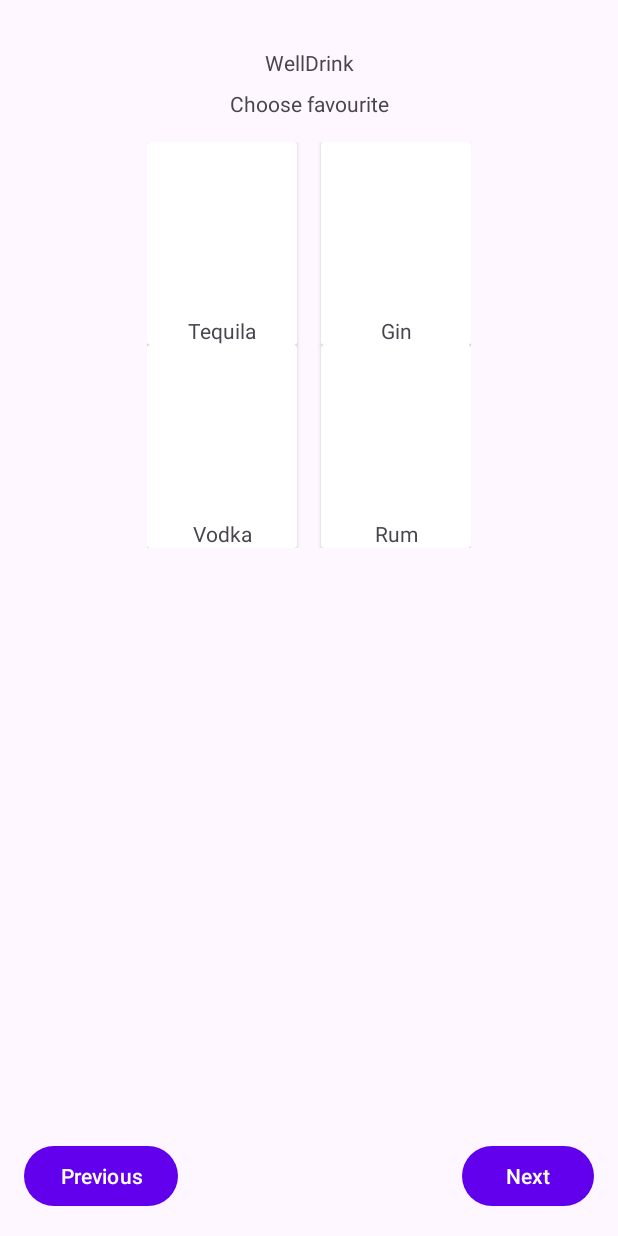
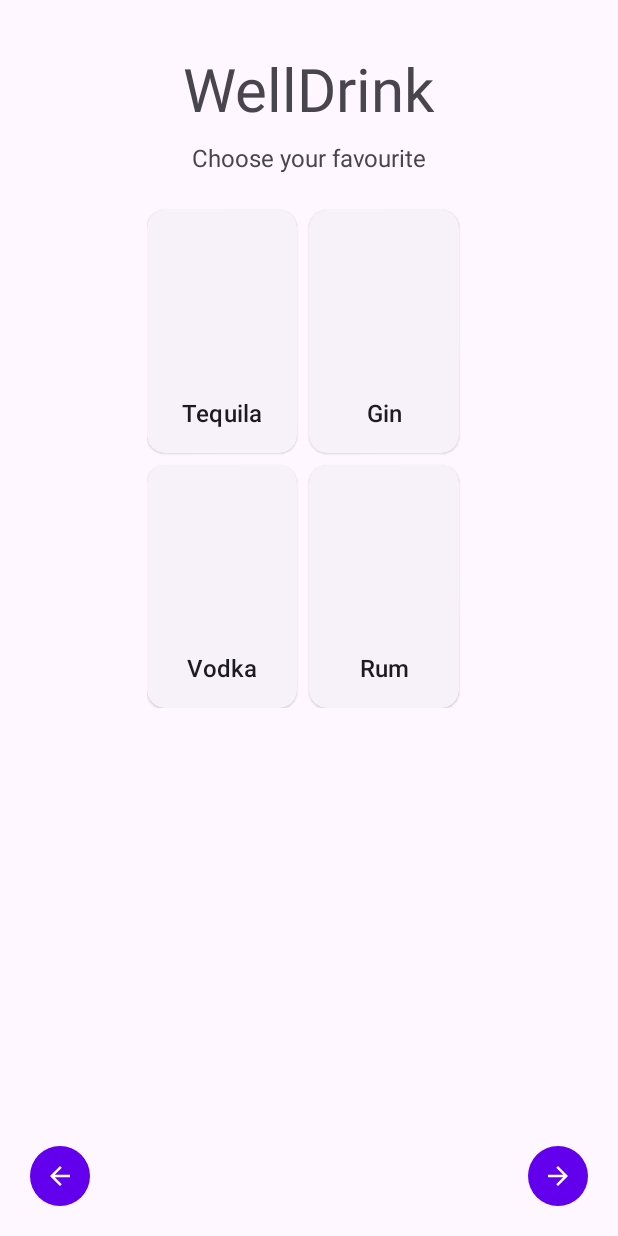
Before and after one commit to AndreaDAmicis22/WellDrinkAppAndroid, an Android app: the FirstStartActivity screen opened directly, with no data from a screen before it, on a phone screen of 412 x 824 dp. Run offline under Robolectric (Android 15) with nearby library versions, the phone set to English and light mode, and no system bars.

Commit message:
Material3 pagina first start

```diff
--- /dev/null
+++ b/app/src/main/res/drawable/ic_baseline_arrow_back_24.xml
@@ -0,0 +1,5 @@
+<vector android:autoMirrored="true" android:height="24dp"
+    android:tint="#000000" android:viewportHeight="24"
+    android:viewportWidth="24" android:width="24dp" xmlns:android="http://schemas.android.com/apk/res/android">
+    <path android:fillColor="@android:color/white" android:pathData="M20,11H7.83l5.59,-5.59L12,4l-8,8 8,8 1.41,-1.41L7.83,13H20v-2z"/>
+</vector>
--- /dev/null
+++ b/app/src/main/res/drawable/ic_baseline_arrow_forward_24.xml
@@ -0,0 +1,5 @@
+<vector android:autoMirrored="true" android:height="24dp"
+    android:tint="#000000" android:viewportHeight="24"
+    android:viewportWidth="24" android:width="24dp" xmlns:android="http://schemas.android.com/apk/res/android">
+    <path android:fillColor="@android:color/white" android:pathData="M12,4l-1.41,1.41L16.17,11H4v2h12.17l-5.58,5.59L12,20l8,-8z"/>
+</vector>
--- a/app/src/main/res/layout/activity_first_start.xml
+++ b/app/src/main/res/layout/activity_first_start.xml
@@ -26,6 +26,7 @@
         android:layout_height="wrap_content"
         android:layout_marginTop="32dp"
         android:text="@string/app_name"
+        android:textSize="40sp"
         app:layout_constraintEnd_toStartOf="@+id/first_gdlEnd"
         app:layout_constraintStart_toStartOf="@+id/first_gdlBegin"
         app:layout_constraintTop_toTopOf="parent" />
@@ -36,6 +37,7 @@
         android:layout_height="wrap_content"
         android:layout_marginTop="8dp"
         android:text="@string/first_txtSubtitle"
+        android:textSize="16sp"
         app:layout_constraintEnd_toStartOf="@+id/first_gdlEnd"
         app:layout_constraintStart_toStartOf="@+id/first_gdlBegin"
         app:layout_constraintTop_toBottomOf="@+id/first_txtTitle" />
@@ -61,15 +63,18 @@
                 app:columnCount="2"
                 app:rowCount="2">
 
-                <androidx.cardview.widget.CardView
+                <com.google.android.material.card.MaterialCardView
                     android:id="@+id/first_card1"
+                    style="?attr/materialCardViewElevatedStyle"
                     android:layout_width="wrap_content"
                     android:layout_height="wrap_content"
+                    android:layout_marginTop="8dp"
                     android:layout_marginEnd="8dp">
 
-                    <androidx.constraintlayout.widget.ConstraintLayout
+                    <LinearLayout
                         android:layout_width="match_parent"
-                        android:layout_height="match_parent">
+                        android:layout_height="wrap_content"
+                        android:orientation="vertical">
 
                         <ImageView
                             android:id="@+id/first_card1_img"
@@ -82,28 +87,41 @@
                             app:layout_constraintTop_toTopOf="parent"
                             tools:srcCompat="@tools:sample/avatars" />
 
-                        <TextView
-                            android:id="@+id/first_card1_txt"
-                            android:layout_width="wrap_content"
+                        <LinearLayout
+                            android:layout_width="match_parent"
                             android:layout_height="wrap_content"
-                            android:layout_marginTop="8dp"
-                            android:text="@string/first_card1_txt"
-                            app:layout_constraintEnd_toEndOf="parent"
-                            app:layout_constraintStart_toStartOf="parent"
-                            app:layout_constraintTop_toBottomOf="@id/first_card1_img" />
-                    </androidx.constraintlayout.widget.ConstraintLayout>
+                            android:orientation="vertical"
+                            android:padding="16dp">
 
-                </androidx.cardview.widget.CardView>
+                            <TextView
+                                android:id="@+id/first_card1_txt"
+                                android:layout_width="match_parent"
+                                android:layout_height="wrap_content"
+                                android:text="@string/first_card1_txt"
+                                android:textAlignment="center"
+                                android:textAppearance="?attr/textAppearanceTitleMedium"
+                                app:layout_constraintEnd_toEndOf="parent"
+                                app:layout_constraintStart_toStartOf="parent"
+                                app:layout_constraintTop_toBottomOf="@id/first_card1_img" />
 
-                <androidx.cardview.widget.CardView
+                        </LinearLayout>
+
+                    </LinearLayout>
+
+                </com.google.android.material.card.MaterialCardView>
+
+                <com.google.android.material.card.MaterialCardView
                     android:id="@+id/first_card2"
+                    style="?attr/materialCardViewElevatedStyle"
                     android:layout_width="wrap_content"
                     android:layout_height="wrap_content"
-                    android:layout_marginStart="8dp">
+                    android:layout_marginTop="8dp"
+                    android:layout_marginEnd="8dp">
 
-                    <androidx.constraintlayout.widget.ConstraintLayout
+                    <LinearLayout
                         android:layout_width="match_parent"
-                        android:layout_height="match_parent">
+                        android:layout_height="wrap_content"
+                        android:orientation="vertical">
 
                         <ImageView
                             android:id="@+id/first_card2_img"
@@ -116,29 +134,41 @@
                             app:layout_constraintTop_toTopOf="parent"
                             tools:srcCompat="@tools:sample/avatars" />
 
-                        <TextView
-                            android:id="@+id/first_card2_txt"
-                            android:layout_width="wrap_content"
+                        <LinearLayout
+                            android:layout_width="match_parent"
                             android:layout_height="wrap_content"
-                            android:layout_marginTop="8dp"
-                            android:text="@string/first_card2_txt"
-                            app:layout_constraintEnd_toEndOf="parent"
-                            app:layout_constraintStart_toStartOf="parent"
-                            app:layout_constraintTop_toBottomOf="@id/first_card2_img" />
+                            android:orientation="vertical"
+                            android:padding="16dp">
 
-                    </androidx.constraintlayout.widget.ConstraintLayout>
+                            <TextView
+                                android:id="@+id/first_card2_txt"
+                                android:layout_width="match_parent"
+                                android:layout_height="wrap_content"
+                                android:text="@string/first_card2_txt"
+                                android:textAlignment="center"
+                                android:textAppearance="?attr/textAppearanceTitleMedium"
+                                app:layout_constraintEnd_toEndOf="parent"
+                                app:layout_constraintStart_toStartOf="parent"
+                                app:layout_constraintTop_toBottomOf="@id/first_card1_img" />
 
-                </androidx.cardview.widget.CardView>
+                        </LinearLayout>
 
-                <androidx.cardview.widget.CardView
+                    </LinearLayout>
+
+                </com.google.android.material.card.MaterialCardView>
+
+                <com.google.android.material.card.MaterialCardView
                     android:id="@+id/first_card3"
+                    style="?attr/materialCardViewElevatedStyle"
                     android:layout_width="wrap_content"
                     android:layout_height="wrap_content"
+                    android:layout_marginTop="8dp"
                     android:layout_marginEnd="8dp">
 
-                    <androidx.constraintlayout.widget.ConstraintLayout
+                    <LinearLayout
                         android:layout_width="match_parent"
-                        android:layout_height="match_parent">
+                        android:layout_height="wrap_content"
+                        android:orientation="vertical">
 
                         <ImageView
                             android:id="@+id/first_card3_img"
@@ -151,28 +181,41 @@
                             app:layout_constraintTop_toTopOf="parent"
                             tools:srcCompat="@tools:sample/avatars" />
 
-                        <TextView
-                            android:id="@+id/first_card3_txt"
-                            android:layout_width="wrap_content"
+                        <LinearLayout
+                            android:layout_width="match_parent"
                             android:layout_height="wrap_content"
-                            android:layout_marginTop="8dp"
-                            android:text="@string/first_card3_txt"
-                            app:layout_constraintEnd_toEndOf="parent"
-                            app:layout_constraintStart_toStartOf="parent"
-                            app:layout_constraintTop_toBottomOf="@id/first_card3_img" />
-                    </androidx.constraintlayout.widget.ConstraintLayout>
+                            android:orientation="vertical"
+                            android:padding="16dp">
 
-                </androidx.cardview.widget.CardView>
+                            <TextView
+                                android:id="@+id/first_card3_txt"
+                                android:layout_width="match_parent"
+                                android:layout_height="wrap_content"
+                                android:text="@string/first_card3_txt"
+                                android:textAlignment="center"
+                                android:textAppearance="?attr/textAppearanceTitleMedium"
+                                app:layout_constraintEnd_toEndOf="parent"
+                                app:layout_constraintStart_toStartOf="parent"
+                                app:layout_constraintTop_toBottomOf="@id/first_card1_img" />
 
-                <androidx.cardview.widget.CardView
+                        </LinearLayout>
+
+                    </LinearLayout>
+
+                </com.google.android.material.card.MaterialCardView>
+
+                <com.google.android.material.card.MaterialCardView
                     android:id="@+id/first_card4"
+                    style="?attr/materialCardViewElevatedStyle"
                     android:layout_width="wrap_content"
                     android:layout_height="wrap_content"
-                    android:layout_marginStart="8dp">
+                    android:layout_marginTop="8dp"
+                    android:layout_marginEnd="8dp">
 
-                    <androidx.constraintlayout.widget.ConstraintLayout
+                    <LinearLayout
                         android:layout_width="match_parent"
-                        android:layout_height="match_parent">
+                        android:layout_height="wrap_content"
+                        android:orientation="vertical">
 
                         <ImageView
                             android:id="@+id/first_card4_img"
@@ -185,18 +228,28 @@
                             app:layout_constraintTop_toTopOf="parent"
                             tools:srcCompat="@tools:sample/avatars" />
 
-                        <TextView
-                            android:id="@+id/first_card4_txt"
-                            android:layout_width="wrap_content"
+                        <LinearLayout
+                            android:layout_width="match_parent"
                             android:layout_height="wrap_content"
-                            android:layout_marginTop="8dp"
-                            android:text="@string/first_card4_txt"
-                            app:layout_constraintEnd_toEndOf="parent"
-                            app:layout_constraintStart_toStartOf="parent"
-                            app:layout_constraintTop_toBottomOf="@id/first_card4_img" />
-                    </androidx.constraintlayout.widget.ConstraintLayout>
+                            android:orientation="vertical"
+                            android:padding="16dp">
 
-                </androidx.cardview.widget.CardView>
+                            <TextView
+                                android:id="@+id/first_card4_txt"
+                                android:layout_width="match_parent"
+                                android:layout_height="wrap_content"
+                                android:text="@string/first_card4_txt"
+                                android:textAlignment="center"
+                                android:textAppearance="?attr/textAppearanceTitleMedium"
+                                app:layout_constraintEnd_toEndOf="parent"
+                                app:layout_constraintStart_toStartOf="parent"
+                                app:layout_constraintTop_toBottomOf="@id/first_card1_img" />
+
+                        </LinearLayout>
+
+                    </LinearLayout>
+
+                </com.google.android.material.card.MaterialCardView>
 
             </androidx.gridlayout.widget.GridLayout>
         </LinearLayout>
@@ -204,19 +257,23 @@
 
     <Button
         android:id="@+id/first_btnNext"
+        style="?attr/materialIconButtonFilledStyle"
         android:layout_width="wrap_content"
         android:layout_height="wrap_content"
         android:layout_marginBottom="16dp"
-        android:text="@string/first_btnNext"
+        android:contentDescription="@string/first_btnNext"
+        app:icon="@drawable/ic_baseline_arrow_forward_24"
         app:layout_constraintBottom_toBottomOf="parent"
         app:layout_constraintEnd_toStartOf="@+id/first_gdlEnd" />
 
     <Button
         android:id="@+id/first_btnPrevious"
+        style="?attr/materialIconButtonFilledStyle"
         android:layout_width="wrap_content"
         android:layout_height="wrap_content"
         android:layout_marginBottom="16dp"
-        android:text="@string/first_btnPrevious"
+        android:contentDescription="@string/first_btnPrevious"
+        app:icon="@drawable/ic_baseline_arrow_back_24"
         app:layout_constraintBottom_toBottomOf="parent"
         app:layout_constraintStart_toStartOf="@+id/first_gdlBegin" />
 
--- a/app/src/main/res/layout/activity_main.xml
+++ b/app/src/main/res/layout/activity_main.xml
@@ -32,11 +32,12 @@
         app:layout_constraintHorizontal_bias="0.5"
         app:layout_constraintHorizontal_chainStyle="spread"
         app:layout_constraintStart_toStartOf="@id/home_gdlBegin"
-        app:layout_constraintTop_toTopOf="parent" />
+        app:layout_constraintTop_toTopOf="parent"
+        tools:ignore="DuplicateSpeakableTextCheck" />
 
     <com.google.android.material.textfield.TextInputLayout
+        android:id="@+id/research_inpSearch"
         style="?attr/textInputFilledStyle"
-        android:id="@+id/research_inpSearch"
         android:layout_width="0dp"
         android:layout_height="wrap_content"
         android:layout_marginTop="16dp"
@@ -49,7 +50,7 @@
         <com.google.android.material.textfield.TextInputEditText
             android:layout_width="match_parent"
             android:layout_height="wrap_content"
-            android:hint="@string/home_inpSearch"/>
+            android:hint="@string/home_inpSearch" />
 
 
     </com.google.android.material.textfield.TextInputLayout>
@@ -70,8 +71,8 @@
             android:orientation="horizontal">
 
             <com.google.android.material.card.MaterialCardView
+                android:id="@+id/home_card1"
                 style="?attr/materialCardViewElevatedStyle"
-                android:id="@+id/home_card1"
                 android:layout_width="180dp"
                 android:layout_height="120dp"
                 android:layout_marginStart="8dp"
@@ -172,13 +173,13 @@
 
     <com.google.android.material.card.MaterialCardView
         android:id="@+id/home_random_card"
+        style="?attr/materialCardViewElevatedStyle"
         android:layout_width="0dp"
         android:layout_height="wrap_content"
         android:layout_marginTop="16dp"
         app:layout_constraintEnd_toEndOf="@id/home_gdlEnd"
         app:layout_constraintStart_toStartOf="@id/home_gdlBegin"
-        app:layout_constraintTop_toBottomOf="@id/home_scvFavorite"
-        style="?attr/materialCardViewElevatedStyle">
+        app:layout_constraintTop_toBottomOf="@id/home_scvFavorite">
 
         <androidx.constraintlayout.widget.ConstraintLayout
             android:layout_width="match_parent"
@@ -190,6 +191,7 @@
                 android:layout_height="100dp"
                 android:layout_marginEnd="16dp"
                 android:layout_marginBottom="16dp"
+                android:contentDescription="@string/home_random_img"
                 app:layout_constraintBottom_toBottomOf="parent"
                 app:layout_constraintEnd_toEndOf="parent"
                 app:layout_constraintTop_toBottomOf="@+id/home_random_btn"
@@ -209,22 +211,22 @@
 
             <TextView
                 android:id="@+id/home_random_txtTitle"
-                android:textAppearance="?attr/textAppearanceTitleMedium"
                 android:layout_width="wrap_content"
                 android:layout_height="wrap_content"
                 android:layout_marginStart="16dp"
                 android:layout_marginTop="16dp"
                 android:text="@string/home_random_txtTitle"
+                android:textAppearance="?attr/textAppearanceTitleMedium"
                 app:layout_constraintStart_toStartOf="parent"
                 app:layout_constraintTop_toTopOf="parent" />
 
             <TextView
                 android:id="@+id/home_random_txtValue"
-                android:textAppearance="?attr/textAppearanceBodyMedium"
                 android:layout_width="wrap_content"
                 android:layout_height="wrap_content"
                 android:layout_marginStart="16dp"
                 android:text="@string/home_random_txtValue"
+                android:textAppearance="?attr/textAppearanceBodyMedium"
                 app:layout_constraintBottom_toBottomOf="parent"
                 app:layout_constraintStart_toStartOf="parent"
                 app:layout_constraintTop_toBottomOf="@+id/home_random_txtTitle"
--- a/app/src/main/res/layout/activity_profile.xml
+++ b/app/src/main/res/layout/activity_profile.xml
@@ -35,7 +35,7 @@
         android:layout_width="wrap_content"
         android:layout_height="wrap_content"
         android:layout_marginTop="16dp"
-        android:text="TextView"
+        android:text="@string/profile_txtNameProfile"
         app:layout_constraintEnd_toStartOf="@+id/profile_gdlEnd"
         app:layout_constraintStart_toStartOf="@+id/profile_gdlBegin"
         app:layout_constraintTop_toBottomOf="@id/profile_profile_img" />
--- a/app/src/main/res/layout/activity_research.xml
+++ b/app/src/main/res/layout/activity_research.xml
@@ -46,14 +46,10 @@
         app:layout_constraintStart_toStartOf="@+id/research_gdlBegin"
         app:layout_constraintTop_toBottomOf="@id/research_inpSearch">
 
-        <LinearLayout
-            android:layout_width="match_parent"
-            android:layout_height="wrap_content"
-            android:orientation="horizontal">
 
         <HorizontalScrollView
             android:layout_width="match_parent"
-                android:layout_height="match_parent">
+            android:layout_height="wrap_content">
 
             <LinearLayout
                 android:layout_width="wrap_content"
@@ -93,7 +89,6 @@
                     android:text="@string/research_filter_btnGlass" />
             </LinearLayout>
         </HorizontalScrollView>
-        </LinearLayout>
     </ScrollView>
 
     <ScrollView
@@ -105,6 +100,6 @@
         <LinearLayout
             android:layout_width="wrap_content"
             android:layout_height="wrap_content"
-            android:orientation="horizontal" />
+            android:orientation="vertical" />
     </ScrollView>
 </androidx.constraintlayout.widget.ConstraintLayout>
--- a/app/src/main/res/values/strings.xml
+++ b/app/src/main/res/values/strings.xml
@@ -5,7 +5,7 @@
     <string name="home_favoriteIngredientValue">Soda</string>
     <string name="home_random_txtTitle">Cuba Libre</string>
     <string name="home_random_txtValue">Drink cubano</string>
-    <string name="first_txtSubtitle">Choose favourite</string>
+    <string name="first_txtSubtitle">Choose your favourite</string>
     <string name="first_card_img">Ingredient</string>
     <string name="first_card1_txt">Tequila</string>
     <string name="first_card2_txt">Gin</string>
@@ -18,10 +18,12 @@
     <string name="research_filter_btnTaste">Taste</string>
     <string name="research_filter_btnGlass">Glass</string>
     <string name="profile_grd_btnFavouriteDrink">Favourite Drink</string>
-    <string name="profile_grd_btnFavouriteIngredient">Favourite Ingredient</string>
+    <string name="profile_grd_btnFavouriteIngredient">Favourite ingredient</string>
     <string name="profile_grd_btnTastedList">Tasted List</string>
     <string name="profile_grd_btnVisitedBar">Visited Bar</string>
     <string name="profile_btnTop100">Top 100</string>
     <string name="home_btnProfile">Profile</string>
     <string name="research_scvResults">Scrollview</string>
+    <string name="home_random_img">Image</string>
+    <string name="profile_txtNameProfile">Nome utente</string>
 </resources>
```
Lines whose indentation alone changed are shown as unchanged.
